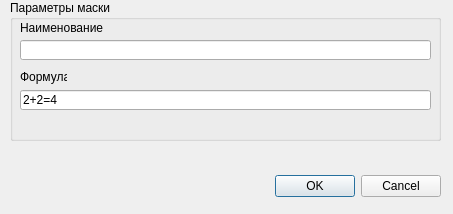
Lodinn/Gelion, file frontend/addMaskDialog.ui: the form before one commit.
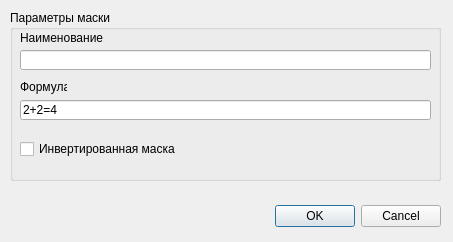
The form after the commit.

```diff
--- a/frontend/addMaskDialog.ui
+++ b/frontend/addMaskDialog.ui
@@ -7,7 +7,7 @@
     <x>0</x>
     <y>0</y>
     <width>453</width>
-    <height>214</height>
+    <height>242</height>
    </rect>
   </property>
   <property name="windowTitle">
@@ -17,7 +17,7 @@
    <property name="geometry">
     <rect>
      <x>10</x>
-     <y>170</y>
+     <y>200</y>
      <width>431</width>
      <height>32</height>
     </rect>
@@ -33,9 +33,9 @@
    <property name="geometry">
     <rect>
      <x>10</x>
-     <y>0</y>
+     <y>10</y>
      <width>431</width>
-     <height>141</height>
+     <height>171</height>
     </rect>
    </property>
    <property name="title">
@@ -99,6 +99,19 @@
      <bool>true</bool>
     </property>
    </widget>
+   <widget class="QCheckBox" name="checkBoxInverse">
+    <property name="geometry">
+     <rect>
+      <x>10</x>
+      <y>130</y>
+      <width>411</width>
+      <height>18</height>
+     </rect>
+    </property>
+    <property name="text">
+     <string>Инвертированная маска</string>
+    </property>
+   </widget>
   </widget>
  </widget>
  <resources/>
```
